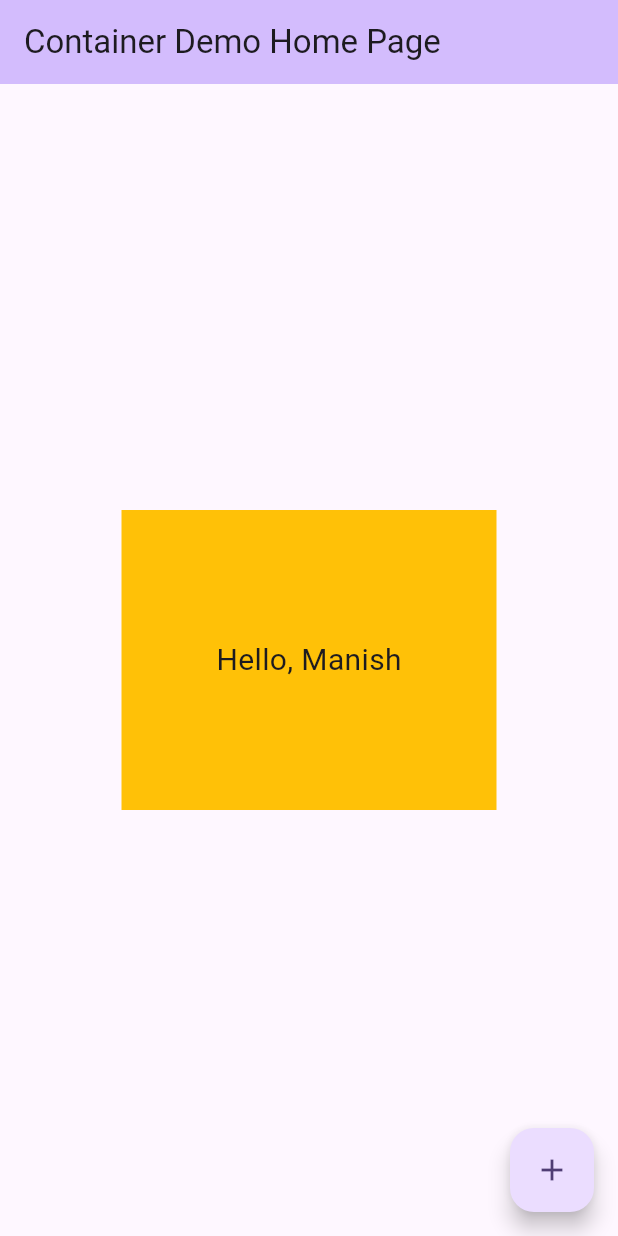
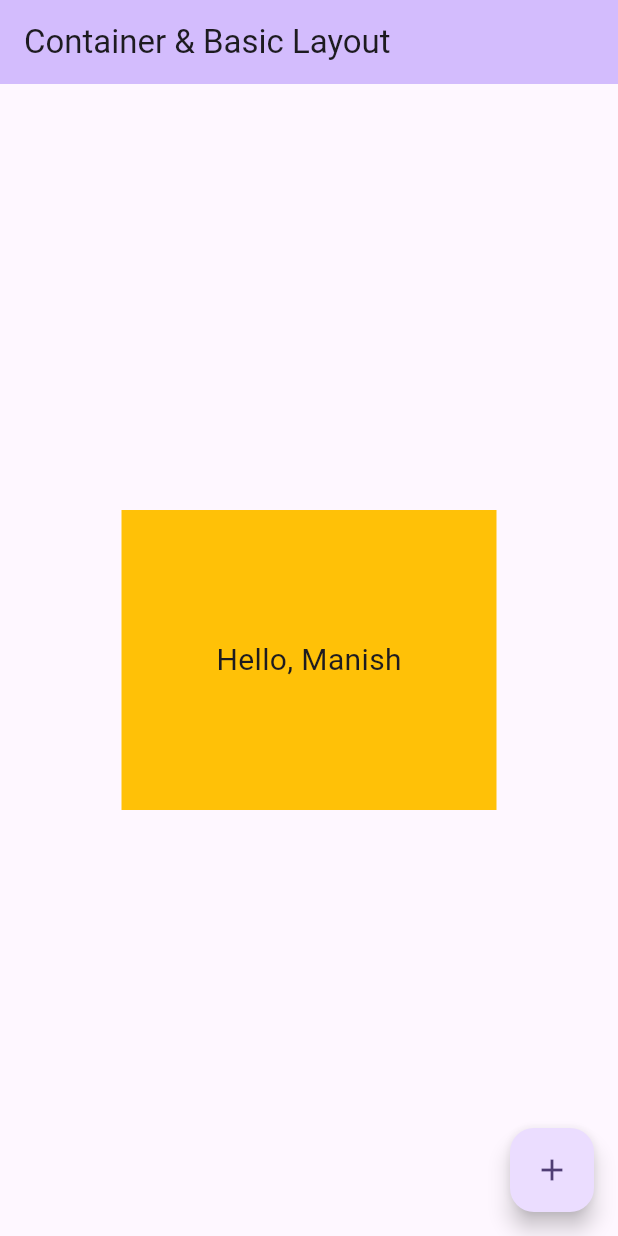
Before and after one commit to ManishS72/Flutter-Practices, a Flutter app: the screen it shows after launch, on a phone screen of 412 x 824 dp. Run offline on Flutter 3.47's test engine with Material 3 defaults, Android fonts, the phone set to English and light mode, and no system bars.

Commit message:
Container & Basic Layout

```diff
--- a/lib/main.dart
+++ b/lib/main.dart
@@ -11,7 +11,7 @@ class MyApp extends StatelessWidget {
     return MaterialApp(
       title: 'Flutter Demo',
       theme: ThemeData(colorScheme: .fromSeed(seedColor: Colors.deepPurple)),
-      home: const MyHomePage(title: 'Container Demo Home Page'),
+      home: const MyHomePage(title: 'Container & Basic Layout'),
     );
   }
 }
```
